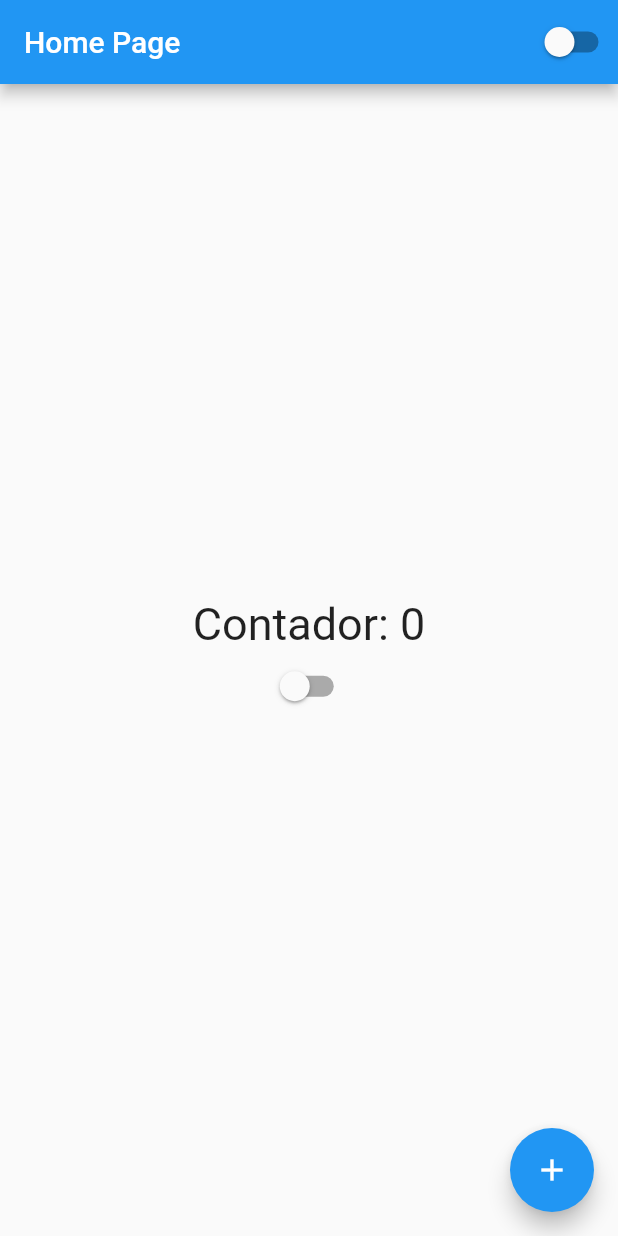
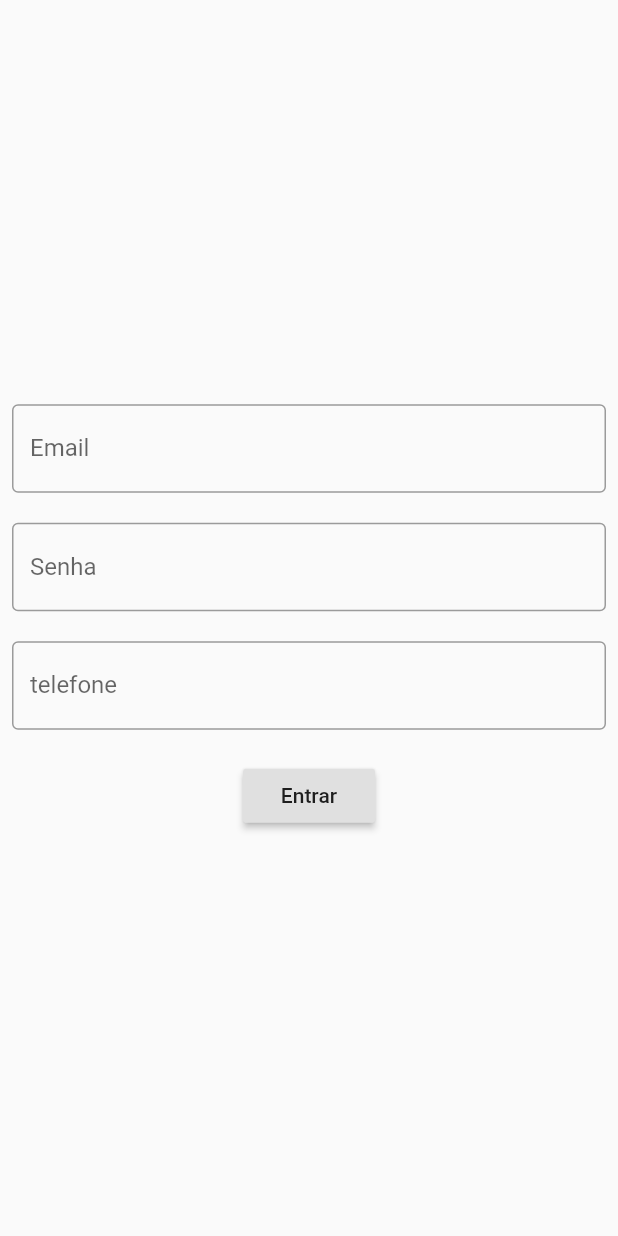
Before and after one commit to CarlusKauan/Flutter, a Flutter app: the screen it shows after launch, on a phone screen of 412 x 824 dp. Run offline on Flutter 3.47's test engine with Material 2 defaults, Android fonts, the light colour scheme and no system bars; missing offline and left inert: dart:ffi.

Commit message:
ListView, Navegação entre telas, TextField, Rows e Columns, Depuração

```diff
--- a/helloworld/lib/app_widget.dart
+++ b/helloworld/lib/app_widget.dart
@@ -2,6 +2,7 @@ import 'package:flutter/material.dart';
 
 import 'app_controller.dart';
 import 'home_page.dart';
+import 'login_page.dart';
 
 class AppWidget extends StatelessWidget {
   @override
@@ -16,7 +17,10 @@ class AppWidget extends StatelessWidget {
                 ? Brightness.dark
                 : Brightness.light,
           ),
-          home: HomePage(),
+          routes: {
+            '/': (context) => LoginPage(),
+            '/home': (context) => HomePage(),
+          },
         );
       },
     );
--- a/helloworld/lib/home_page.dart
+++ b/helloworld/lib/home_page.dart
@@ -27,10 +27,11 @@ class HomePageState extends State<HomePage> {
         width: double.infinity,
         height: double.infinity,
         child: Column(
+          // mainAxisAlignment: MainAxisAlignment.center,
           mainAxisAlignment: MainAxisAlignment.center,
           children: [
             Text('Contador: $counter', style: TextStyle(fontSize: 30)),
-            CustomSwitch(),
+            Container(height: 10),
           ],
         ),
       ),
--- /dev/null
+++ b/helloworld/lib/login_page.dart
@@ -0,0 +1,72 @@
+import 'package:flutter/material.dart';
+
+import 'home_page.dart';
+
+class LoginPage extends StatefulWidget {
+  const LoginPage({Key? key}) : super(key: key);
+  @override
+  _LoginPageState createState() => _LoginPageState();
+}
+
+class _LoginPageState extends State<LoginPage> {
+  String email = '';
+  String password = '';
+  String number = '';
+
+  @override
+  Widget build(BuildContext context) {
+    return Scaffold(
+      body: SingleChildScrollView(
+        child: SizedBox(
+          height: MediaQuery.of(context).size.height,
+          width: MediaQuery.of(context).size.width,
+          child: Padding(
+            padding: const EdgeInsets.all(8.0),
+            child: Column(
+              mainAxisAlignment: MainAxisAlignment.center,
+              children: [
+                TextField(
+                  onChanged: (text) {
+                    email = text;
+                  },
+                  keyboardType: TextInputType.emailAddress,
+                  decoration: InputDecoration(
+                      labelText: 'Email', border: OutlineInputBorder()),
+                ),
+                Container(height: 20),
+                TextField(
+                  onChanged: (text) {
+                    password = text;
+                  },
+                  obscureText: true,
+                  decoration: InputDecoration(
+                      labelText: 'Senha', border: OutlineInputBorder()),
+                ),
+                Container(height: 20),
+                TextField(
+                  onChanged: (text) {
+                    number = text;
+                  },
+                  keyboardType: TextInputType.number,
+                  decoration: InputDecoration(
+                      labelText: 'telefone', border: OutlineInputBorder()),
+                ),
+                Container(height: 20),
+                RaisedButton(
+                  onPressed: () {
+                    if (email == 'CarlosKewen@gmail.com' && password == '123') {
+                      Navigator.of(context).pushNamed('/home');
+                    } else {
+                      print('erro');
+                    }
+                  },
+                  child: Text('Entrar'),
+                )
+              ],
+            ),
+          ),
+        ),
+      ),
+    );
+  }
+}
```
